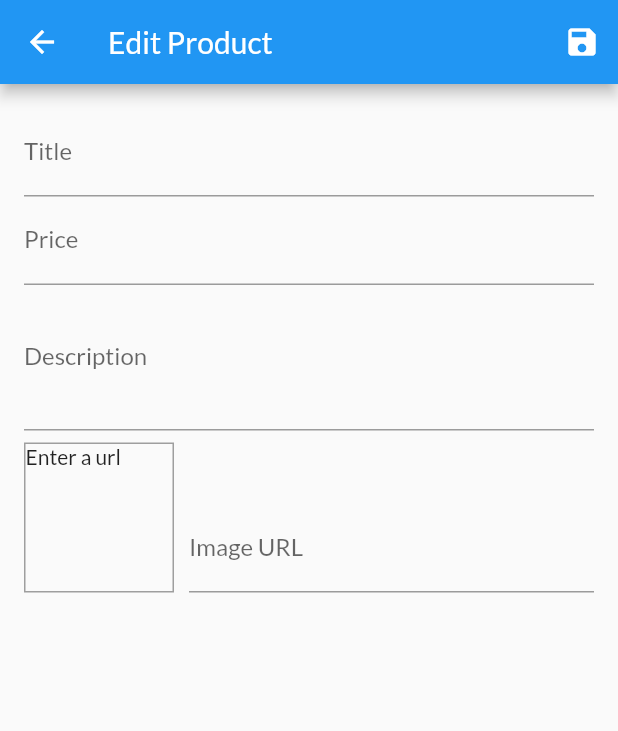
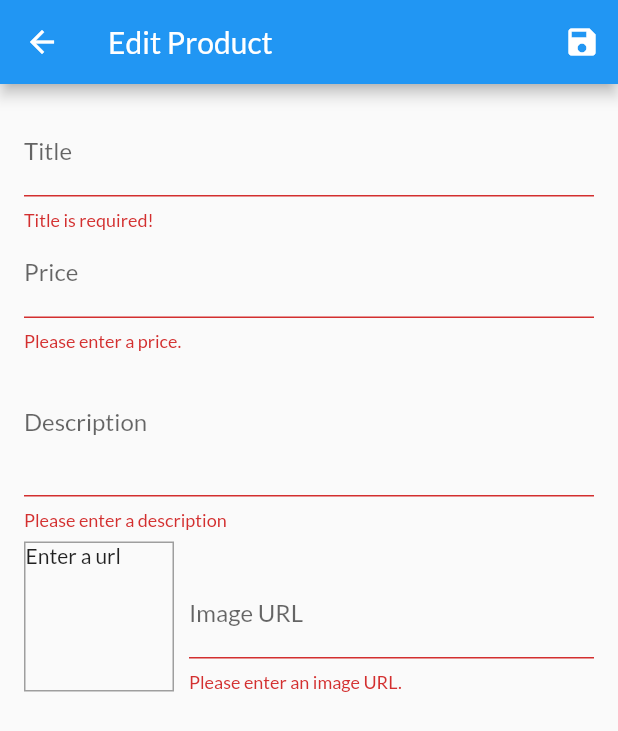
Before and after one commit to yusuf-delvi/myshop_flutter, a Flutter app: the EditProductPage screen opened by its route, after a tap on the "save" icon, on a phone screen of 412 x 824 dp. Shown: the top 731 px of the screen. Run offline on Flutter 3.47's test engine with Material 2 defaults, Android fonts, the phone set to English and light mode, and no system bars; network calls fail.

Commit message:
add validation to input fields

```diff
--- a/lib/pages/edit_product_page.dart
+++ b/lib/pages/edit_product_page.dart
@@ -44,6 +44,12 @@ class _EditProductPageState extends State<EditProductPage> {
   }
 
   void _saveForm() {
+    final isValid = _form.currentState!.validate();
+
+    if (!isValid) {
+      return;
+    }
+
     _form.currentState!.save();
     print(_editedProduct.title);
     print(_editedProduct.description);
@@ -76,6 +82,13 @@ class _EditProductPageState extends State<EditProductPage> {
                   onFieldSubmitted: (_) {
                     FocusScope.of(context).requestFocus(_priceFocusNode);
                   },
+                  validator: (val) {
+                    if (val!.isEmpty) {
+                      return 'Title is required!';
+                    }
+
+                    return null;
+                  },
                   onSaved: (newValue) {
                     _editedProduct = Product(
                       id: '',
@@ -94,6 +107,18 @@ class _EditProductPageState extends State<EditProductPage> {
                   onFieldSubmitted: (_) {
                     FocusScope.of(context).requestFocus(_desriptionFocusNode);
                   },
+                  validator: (val) {
+                    if (val!.isEmpty) {
+                      return 'Please enter a price.';
+                    }
+                    if (double.tryParse(val) == null) {
+                      return 'Please enter valid number.';
+                    }
+                    if (double.parse(val) <= 0) {
+                      return 'Please enter a number greater than 0.';
+                    }
+                    return null;
+                  },
                   onSaved: (newValue) {
                     _editedProduct = Product(
                       id: '',
@@ -109,6 +134,15 @@ class _EditProductPageState extends State<EditProductPage> {
                   maxLines: 3,
                   keyboardType: TextInputType.multiline,
                   focusNode: _desriptionFocusNode,
+                  validator: (val) {
+                    if (val!.isEmpty) {
+                      return 'Please enter a description';
+                    }
+                    if (val.length < 10) {
+                      return 'Should be at least 10 char long.';
+                    }
+                    return null;
+                  },
                   onSaved: (newValue) {
                     _editedProduct = Product(
                       id: '',
@@ -156,6 +190,24 @@ class _EditProductPageState extends State<EditProductPage> {
                         onFieldSubmitted: (_) {
                           _saveForm();
                         },
+                        validator: (val) {
+                          if (val!.isEmpty) {
+                            return 'Please enter an image URL.';
+                          }
+
+                          if (!val.startsWith('http') &&
+                              !val.startsWith('https')) {
+                            return 'Please enter a valid URL.';
+                          }
+
+                          if (!val.endsWith('.png') &&
+                              !val.endsWith('.jpg') &&
+                              !val.endsWith('.jpeg')) {
+                            return 'Please enter a valid Image url.';
+                          }
+
+                          return null;
+                        },
                         onSaved: (newValue) {
                           _editedProduct = Product(
                             id: '',
```
